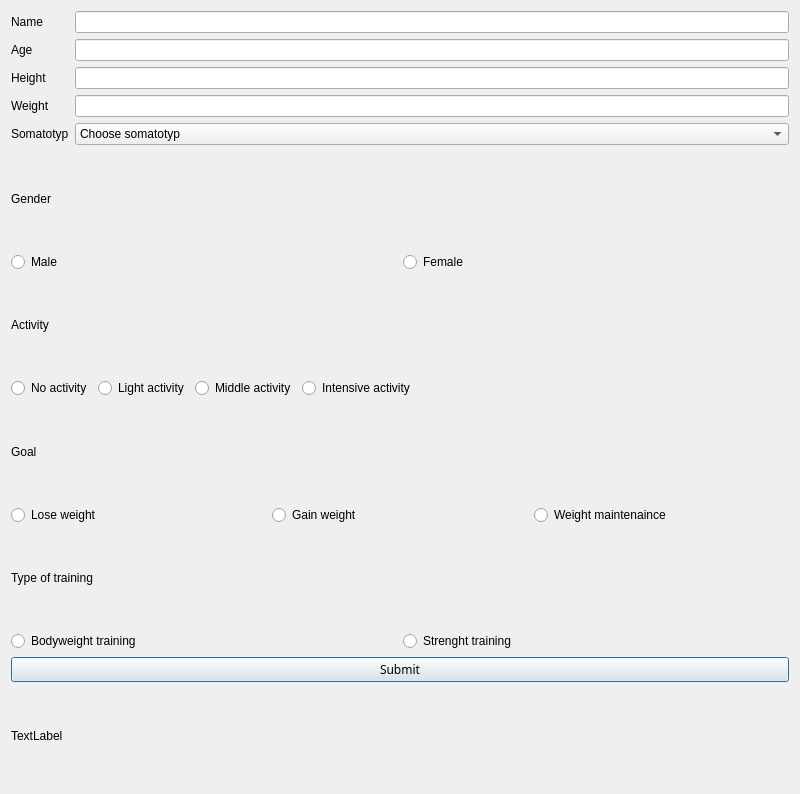
Before: the Qt Designer form form.ui in Kubakl11/JK_Fitness, drawn with Qt 5.
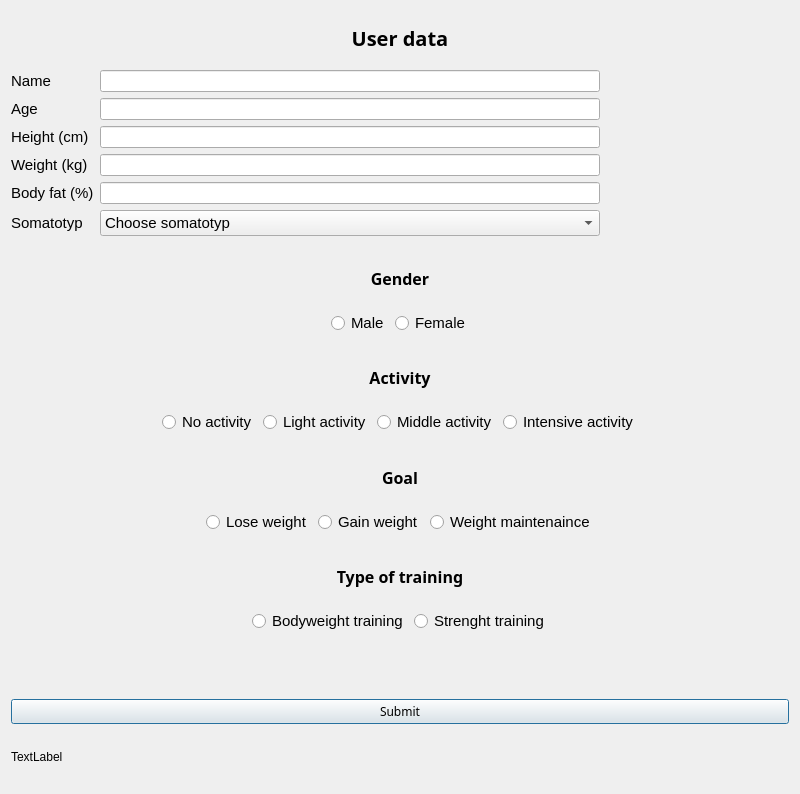
After: the same form once the commit is applied.

Patch:
```diff
--- a/form.ui
+++ b/form.ui
@@ -18,77 +18,199 @@
   </property>
   <property name="maximumSize">
    <size>
-    <width>800</width>
-    <height>800</height>
+    <width>4000</width>
+    <height>4000</height>
    </size>
   </property>
   <property name="windowTitle">
    <string>Dialog</string>
   </property>
   <layout class="QVBoxLayout" name="verticalLayout_4">
+   <item>
+    <widget class="QLabel" name="lbl_userData">
+     <property name="font">
+      <font>
+       <family>Microsoft New Tai Lue</family>
+       <pointsize>15</pointsize>
+       <bold>true</bold>
+      </font>
+     </property>
+     <property name="text">
+      <string>User data</string>
+     </property>
+     <property name="alignment">
+      <set>Qt::AlignCenter</set>
+     </property>
+    </widget>
+   </item>
    <item>
     <layout class="QVBoxLayout" name="verticalLayout_2">
      <item>
       <layout class="QFormLayout" name="formLayout_2">
        <item row="0" column="0">
         <widget class="QLabel" name="nameLBL">
+         <property name="font">
+          <font>
+           <pointsize>11</pointsize>
+          </font>
+         </property>
          <property name="text">
           <string>Name</string>
          </property>
         </widget>
        </item>
        <item row="0" column="1">
-        <widget class="QLineEdit" name="lineEdit">
+        <widget class="QLineEdit" name="Line_Name">
+         <property name="enabled">
+          <bool>true</bool>
+         </property>
+         <property name="sizePolicy">
+          <sizepolicy hsizetype="Maximum" vsizetype="Fixed">
+           <horstretch>0</horstretch>
+           <verstretch>0</verstretch>
+          </sizepolicy>
+         </property>
          <property name="maximumSize">
           <size>
-           <width>16777</width>
+           <width>500</width>
            <height>16777215</height>
           </size>
          </property>
+         <property name="font">
+          <font>
+           <kerning>true</kerning>
+          </font>
+         </property>
          <property name="maxLength">
-          <number>2500</number>
+          <number>999</number>
+         </property>
+         <property name="cursorPosition">
+          <number>0</number>
+         </property>
+         <property name="alignment">
+          <set>Qt::AlignLeading|Qt::AlignLeft|Qt::AlignVCenter</set>
+         </property>
+         <property name="clearButtonEnabled">
+          <bool>false</bool>
          </property>
         </widget>
        </item>
        <item row="1" column="0">
         <widget class="QLabel" name="ageLBL">
+         <property name="font">
+          <font>
+           <pointsize>11</pointsize>
+          </font>
+         </property>
          <property name="text">
           <string>Age</string>
          </property>
         </widget>
        </item>
        <item row="1" column="1">
-        <widget class="QLineEdit" name="lineEdit_2"/>
+        <widget class="QLineEdit" name="Line_Age">
+         <property name="maximumSize">
+          <size>
+           <width>500</width>
+           <height>16777215</height>
+          </size>
+         </property>
+         <property name="alignment">
+          <set>Qt::AlignLeading|Qt::AlignLeft|Qt::AlignVCenter</set>
+         </property>
+        </widget>
        </item>
        <item row="2" column="0">
         <widget class="QLabel" name="heightLBL">
+         <property name="font">
+          <font>
+           <pointsize>11</pointsize>
+          </font>
+         </property>
          <property name="text">
-          <string>Height</string>
+          <string>Height (cm)</string>
          </property>
         </widget>
        </item>
        <item row="2" column="1">
-        <widget class="QLineEdit" name="lineEdit_3"/>
+        <widget class="QLineEdit" name="Line_Height">
+         <property name="maximumSize">
+          <size>
+           <width>500</width>
+           <height>16777215</height>
+          </size>
+         </property>
+        </widget>
        </item>
        <item row="3" column="0">
         <widget class="QLabel" name="weightLBL">
+         <property name="font">
+          <font>
+           <pointsize>11</pointsize>
+          </font>
+         </property>
          <property name="text">
-          <string>Weight</string>
+          <string>Weight (kg)</string>
          </property>
         </widget>
        </item>
        <item row="3" column="1">
-        <widget class="QLineEdit" name="lineEdit_4"/>
+        <widget class="QLineEdit" name="Line_Weight">
+         <property name="maximumSize">
+          <size>
+           <width>500</width>
+           <height>16777215</height>
+          </size>
+         </property>
+        </widget>
        </item>
        <item row="4" column="0">
+        <widget class="QLabel" name="label_4">
+         <property name="font">
+          <font>
+           <pointsize>11</pointsize>
+          </font>
+         </property>
+         <property name="text">
+          <string>Body fat (%)</string>
+         </property>
+        </widget>
+       </item>
+       <item row="4" column="1">
+        <widget class="QLineEdit" name="Line_BF">
+         <property name="maximumSize">
+          <size>
+           <width>500</width>
+           <height>16777215</height>
+          </size>
+         </property>
+        </widget>
+       </item>
+       <item row="5" column="0">
         <widget class="QLabel" name="label_3">
+         <property name="font">
+          <font>
+           <pointsize>11</pointsize>
+          </font>
+         </property>
          <property name="text">
           <string>Somatotyp</string>
          </property>
         </widget>
        </item>
-       <item row="4" column="1">
-        <widget class="QComboBox" name="comboBox">
+       <item row="5" column="1">
+        <widget class="QComboBox" name="CBX_Soma">
+         <property name="maximumSize">
+          <size>
+           <width>500</width>
+           <height>16777215</height>
+          </size>
+         </property>
+         <property name="font">
+          <font>
+           <pointsize>11</pointsize>
+          </font>
+         </property>
          <item>
           <property name="text">
            <string>Choose somatotyp</string>
@@ -126,38 +248,126 @@
     </layout>
    </item>
    <item>
-    <widget class="QLabel" name="label_2">
+    <spacer name="verticalSpacer_5">
+     <property name="orientation">
+      <enum>Qt::Vertical</enum>
+     </property>
+     <property name="sizeType">
+      <enum>QSizePolicy::Maximum</enum>
+     </property>
+     <property name="sizeHint" stdset="0">
+      <size>
+       <width>20</width>
+       <height>10</height>
+      </size>
+     </property>
+    </spacer>
+   </item>
+   <item>
+    <widget class="QLabel" name="lbl_gender">
+     <property name="font">
+      <font>
+       <family>Malgun Gothic</family>
+       <pointsize>12</pointsize>
+       <bold>true</bold>
+      </font>
+     </property>
      <property name="layoutDirection">
       <enum>Qt::LeftToRight</enum>
      </property>
      <property name="text">
       <string>Gender</string>
      </property>
+     <property name="alignment">
+      <set>Qt::AlignCenter</set>
+     </property>
     </widget>
    </item>
    <item>
     <layout class="QHBoxLayout" name="horizontalLayout">
      <item>
-      <widget class="QRadioButton" name="genderBTN">
+      <spacer name="horizontalSpacer_3">
+       <property name="orientation">
+        <enum>Qt::Horizontal</enum>
+       </property>
+       <property name="sizeHint" stdset="0">
+        <size>
+         <width>40</width>
+         <height>20</height>
+        </size>
+       </property>
+      </spacer>
+     </item>
+     <item>
+      <widget class="QRadioButton" name="genderBTN_M">
+       <property name="font">
+        <font>
+         <pointsize>11</pointsize>
+        </font>
+       </property>
        <property name="text">
         <string>Male</string>
        </property>
       </widget>
      </item>
      <item>
-      <widget class="QRadioButton" name="genderBTN2">
+      <widget class="QRadioButton" name="genderBTN_FM">
+       <property name="font">
+        <font>
+         <pointsize>11</pointsize>
+        </font>
+       </property>
        <property name="text">
         <string>Female</string>
        </property>
       </widget>
      </item>
+     <item>
+      <spacer name="horizontalSpacer_2">
+       <property name="orientation">
+        <enum>Qt::Horizontal</enum>
+       </property>
+       <property name="sizeHint" stdset="0">
+        <size>
+         <width>40</width>
+         <height>20</height>
+        </size>
+       </property>
+      </spacer>
+     </item>
     </layout>
    </item>
    <item>
-    <widget class="QLabel" name="label">
+    <spacer name="verticalSpacer_4">
+     <property name="orientation">
+      <enum>Qt::Vertical</enum>
+     </property>
+     <property name="sizeType">
+      <enum>QSizePolicy::Maximum</enum>
+     </property>
+     <property name="sizeHint" stdset="0">
+      <size>
+       <width>20</width>
+       <height>10</height>
+      </size>
+     </property>
+    </spacer>
+   </item>
+   <item>
+    <widget class="QLabel" name="lbl_activ">
+     <property name="font">
+      <font>
+       <family>Malgun Gothic</family>
+       <pointsize>12</pointsize>
+       <bold>true</bold>
+      </font>
+     </property>
      <property name="text">
       <string>Activity</string>
      </property>
+     <property name="alignment">
+      <set>Qt::AlignCenter</set>
+     </property>
     </widget>
    </item>
    <item>
@@ -165,10 +375,24 @@
      <item>
       <layout class="QHBoxLayout" name="horizontalLayout_3">
        <item>
-        <widget class="QRadioButton" name="activityBTN4">
+        <spacer name="horizontalSpacer_4">
+         <property name="orientation">
+          <enum>Qt::Horizontal</enum>
+         </property>
+         <property name="sizeHint" stdset="0">
+          <size>
+           <width>40</width>
+           <height>20</height>
+          </size>
+         </property>
+        </spacer>
+       </item>
+       <item>
+        <widget class="QRadioButton" name="activityBTN_No">
          <property name="font">
           <font>
-           <fontweight>DemiBold</fontweight>
+           <pointsize>11</pointsize>
+           <bold>false</bold>
           </font>
          </property>
          <property name="layoutDirection">
@@ -180,21 +404,36 @@
         </widget>
        </item>
        <item>
-        <widget class="QRadioButton" name="activityBTN1">
+        <widget class="QRadioButton" name="activityBTN_Light">
+         <property name="font">
+          <font>
+           <pointsize>11</pointsize>
+          </font>
+         </property>
          <property name="text">
           <string>Light activity</string>
          </property>
         </widget>
        </item>
        <item>
-        <widget class="QRadioButton" name="activityBTN2">
+        <widget class="QRadioButton" name="activityBTN_Middle">
+         <property name="font">
+          <font>
+           <pointsize>11</pointsize>
+          </font>
+         </property>
          <property name="text">
           <string>Middle activity</string>
          </property>
         </widget>
        </item>
        <item>
-        <widget class="QRadioButton" name="activityBTN3">
+        <widget class="QRadioButton" name="activityBTN_Intense">
+         <property name="font">
+          <font>
+           <pointsize>11</pointsize>
+          </font>
+         </property>
          <property name="text">
           <string>Intensive activity</string>
          </property>
@@ -218,10 +457,36 @@
     </layout>
    </item>
    <item>
-    <widget class="QLabel" name="label_8">
+    <spacer name="verticalSpacer_3">
+     <property name="orientation">
+      <enum>Qt::Vertical</enum>
+     </property>
+     <property name="sizeType">
+      <enum>QSizePolicy::Maximum</enum>
+     </property>
+     <property name="sizeHint" stdset="0">
+      <size>
+       <width>20</width>
+       <height>10</height>
+      </size>
+     </property>
+    </spacer>
+   </item>
+   <item>
+    <widget class="QLabel" name="lbl_goal">
+     <property name="font">
+      <font>
+       <family>Malgun Gothic</family>
+       <pointsize>12</pointsize>
+       <bold>true</bold>
+      </font>
+     </property>
      <property name="text">
       <string>Goal</string>
      </property>
+     <property name="alignment">
+      <set>Qt::AlignCenter</set>
+     </property>
     </widget>
    </item>
    <item>
@@ -229,35 +494,102 @@
      <item>
       <layout class="QHBoxLayout" name="horizontalLayout_4">
        <item>
-        <widget class="QRadioButton" name="goalBTN1">
+        <spacer name="horizontalSpacer_5">
+         <property name="orientation">
+          <enum>Qt::Horizontal</enum>
+         </property>
+         <property name="sizeHint" stdset="0">
+          <size>
+           <width>40</width>
+           <height>20</height>
+          </size>
+         </property>
+        </spacer>
+       </item>
+       <item>
+        <widget class="QRadioButton" name="goalBTN_Lose">
+         <property name="font">
+          <font>
+           <pointsize>11</pointsize>
+          </font>
+         </property>
          <property name="text">
           <string>Lose weight</string>
          </property>
         </widget>
        </item>
        <item>
-        <widget class="QRadioButton" name="goalBTN2">
+        <widget class="QRadioButton" name="goalBTN_Gain">
+         <property name="font">
+          <font>
+           <pointsize>11</pointsize>
+          </font>
+         </property>
          <property name="text">
           <string>Gain weight</string>
          </property>
         </widget>
        </item>
        <item>
-        <widget class="QRadioButton" name="goalBTN3">
+        <widget class="QRadioButton" name="goalBTN_Maintain">
+         <property name="font">
+          <font>
+           <pointsize>11</pointsize>
+          </font>
+         </property>
          <property name="text">
           <string>Weight maintenaince</string>
          </property>
         </widget>
        </item>
+       <item>
+        <spacer name="horizontalSpacer_6">
+         <property name="orientation">
+          <enum>Qt::Horizontal</enum>
+         </property>
+         <property name="sizeHint" stdset="0">
+          <size>
+           <width>40</width>
+           <height>20</height>
+          </size>
+         </property>
+        </spacer>
+       </item>
       </layout>
      </item>
     </layout>
    </item>
    <item>
-    <widget class="QLabel" name="label_9">
+    <spacer name="verticalSpacer_2">
+     <property name="orientation">
+      <enum>Qt::Vertical</enum>
+     </property>
+     <property name="sizeType">
+      <enum>QSizePolicy::Maximum</enum>
+     </property>
+     <property name="sizeHint" stdset="0">
+      <size>
+       <width>20</width>
+       <height>10</height>
+      </size>
+     </property>
+    </spacer>
+   </item>
+   <item>
+    <widget class="QLabel" name="lbl_training">
+     <property name="font">
+      <font>
+       <family>Malgun Gothic</family>
+       <pointsize>12</pointsize>
+       <bold>true</bold>
+      </font>
+     </property>
      <property name="text">
       <string>Type of training</string>
      </property>
+     <property name="alignment">
+      <set>Qt::AlignCenter</set>
+     </property>
     </widget>
    </item>
    <item>
@@ -265,23 +597,75 @@
      <item>
       <layout class="QHBoxLayout" name="horizontalLayout_6">
        <item>
-        <widget class="QRadioButton" name="trainingBTN1">
+        <spacer name="horizontalSpacer_7">
+         <property name="orientation">
+          <enum>Qt::Horizontal</enum>
+         </property>
+         <property name="sizeHint" stdset="0">
+          <size>
+           <width>40</width>
+           <height>20</height>
+          </size>
+         </property>
+        </spacer>
+       </item>
+       <item>
+        <widget class="QRadioButton" name="trainingBTN_BW">
+         <property name="font">
+          <font>
+           <pointsize>11</pointsize>
+          </font>
+         </property>
          <property name="text">
           <string>Bodyweight training</string>
          </property>
         </widget>
        </item>
        <item>
-        <widget class="QRadioButton" name="trainingBTN2">
+        <widget class="QRadioButton" name="trainingBTN_STR">
+         <property name="font">
+          <font>
+           <pointsize>11</pointsize>
+          </font>
+         </property>
          <property name="text">
           <string>Strenght training</string>
          </property>
         </widget>
        </item>
+       <item>
+        <spacer name="horizontalSpacer_8">
+         <property name="orientation">
+          <enum>Qt::Horizontal</enum>
+         </property>
+         <property name="sizeHint" stdset="0">
+          <size>
+           <width>40</width>
+           <height>20</height>
+          </size>
+         </property>
+        </spacer>
+       </item>
       </layout>
      </item>
     </layout>
    </item>
+   <item>
+    <spacer name="verticalSpacer">
+     <property name="orientation">
+      <enum>Qt::Vertical</enum>
+     </property>
+     <property name="sizeType">
+      <enum>QSizePolicy::Maximum</enum>
+     </property>
+     <property name="sizeHint" stdset="0">
+      <size>
+       <width>20</width>
+       <height>60</height>
+      </size>
+     </property>
+    </spacer>
+   </item>
    <item>
     <widget class="QPushButton" name="btnSubmit">
      <property name="font">
```
Left out of the diff: 22 changed lines with no effect on the pictures.
